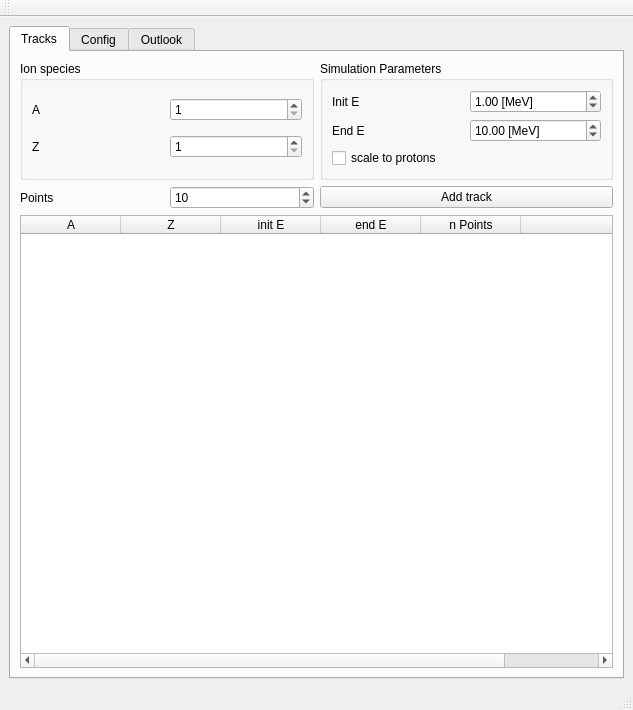
The window that plugins/Thomson_Parabola/Thomson_Parabola.ui (NeutrinoToolkit/Neutrino) describes before a commit, drawn with Qt 5.
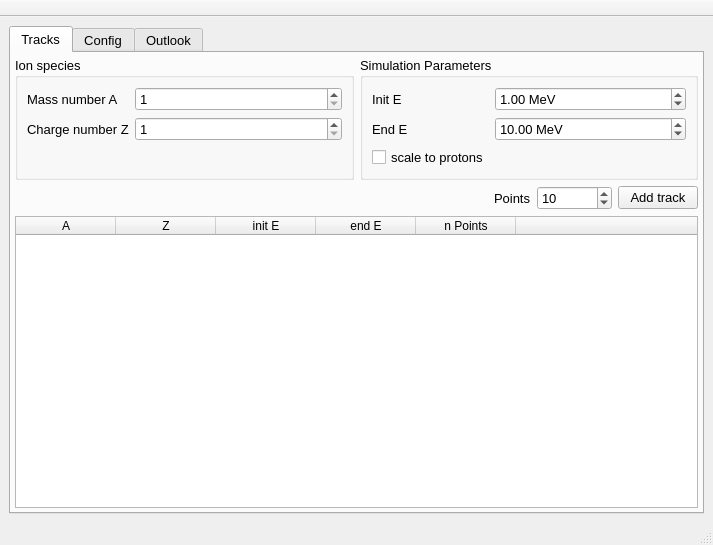
The same window after the commit. Custom widgets are drawn as their Qt base class.

Commit message: Thomson Parabola: fix osx compile

Diff of the .ui file:
```diff
--- a/plugins/Thomson_Parabola/Thomson_Parabola.ui
+++ b/plugins/Thomson_Parabola/Thomson_Parabola.ui
@@ -6,8 +6,8 @@
    <rect>
     <x>0</x>
     <y>0</y>
-    <width>633</width>
-    <height>710</height>
+    <width>713</width>
+    <height>545</height>
    </rect>
   </property>
   <property name="windowTitle">
@@ -17,6 +17,11 @@
    <layout class="QGridLayout" name="gridLayout_8">
     <item row="0" column="0">
      <widget class="QTabWidget" name="tabWidget">
+      <property name="font">
+       <font>
+        <pointsize>10</pointsize>
+       </font>
+      </property>
       <property name="currentIndex">
        <number>0</number>
       </property>
@@ -24,54 +29,81 @@
        <attribute name="title">
         <string>Tracks</string>
        </attribute>
-       <layout class="QGridLayout" name="gridLayout_3">
+       <layout class="QGridLayout" name="gridLayout_3" rowstretch="0,0,1" columnstretch="1,1">
+        <property name="leftMargin">
+         <number>4</number>
+        </property>
+        <property name="topMargin">
+         <number>4</number>
+        </property>
+        <property name="rightMargin">
+         <number>4</number>
+        </property>
+        <property name="bottomMargin">
+         <number>4</number>
+        </property>
         <item row="0" column="0">
          <widget class="QGroupBox" name="groupBox_6">
           <property name="title">
            <string>Ion species</string>
           </property>
-          <layout class="QGridLayout" name="gridLayout_2">
-           <item row="0" column="0">
-            <layout class="QHBoxLayout" name="horizontalLayout_6">
-             <item>
-              <widget class="QLabel" name="label_13">
-               <property name="text">
-                <string>A</string>
-               </property>
-              </widget>
-             </item>
-             <item>
-              <widget class="QSpinBox" name="A_sb">
-               <property name="minimum">
-                <number>1</number>
-               </property>
-               <property name="neutrinoSave" stdset="0">
-                <bool>true</bool>
-               </property>
-              </widget>
-             </item>
-            </layout>
-           </item>
+          <layout class="QGridLayout" name="gridLayout_2" columnstretch="0,1">
            <item row="1" column="0">
-            <layout class="QHBoxLayout" name="horizontalLayout_5">
-             <item>
-              <widget class="QLabel" name="label_12">
-               <property name="text">
-                <string>Z</string>
-               </property>
-              </widget>
-             </item>
-             <item>
-              <widget class="QSpinBox" name="Z_sb">
-               <property name="minimum">
-                <number>1</number>
-               </property>
-               <property name="neutrinoSave" stdset="0">
-                <bool>true</bool>
-               </property>
-              </widget>
-             </item>
-            </layout>
+            <widget class="QLabel" name="label_12">
+             <property name="font">
+              <font>
+               <pointsize>10</pointsize>
+              </font>
+             </property>
+             <property name="text">
+              <string>Charge number Z</string>
+             </property>
+            </widget>
+           </item>
+           <item row="0" column="0">
+            <widget class="QLabel" name="label_13">
+             <property name="font">
+              <font>
+               <pointsize>10</pointsize>
+              </font>
+             </property>
+             <property name="text">
+              <string>Mass number A</string>
+             </property>
+            </widget>
+           </item>
+           <item row="1" column="1">
+            <widget class="QSpinBox" name="Z_sb">
+             <property name="minimum">
+              <number>1</number>
+             </property>
+             <property name="neutrinoSave" stdset="0">
+              <bool>true</bool>
+             </property>
+            </widget>
+           </item>
+           <item row="0" column="1">
+            <widget class="QSpinBox" name="A_sb">
+             <property name="minimum">
+              <number>1</number>
+             </property>
+             <property name="neutrinoSave" stdset="0">
+              <bool>true</bool>
+             </property>
+            </widget>
+           </item>
+           <item row="2" column="1">
+            <spacer name="verticalSpacer_4">
+             <property name="orientation">
+              <enum>Qt::Vertical</enum>
+             </property>
+             <property name="sizeHint" stdset="0">
+              <size>
+               <width>20</width>
+               <height>0</height>
+              </size>
+             </property>
+            </spacer>
            </item>
           </layout>
          </widget>
@@ -81,87 +113,100 @@
           <property name="title">
            <string>Simulation Parameters</string>
           </property>
-          <layout class="QGridLayout" name="gridLayout">
+          <layout class="QGridLayout" name="gridLayout_10" columnstretch="0,1">
            <item row="0" column="0">
-            <layout class="QHBoxLayout" name="horizontalLayout_2">
-             <item>
-              <widget class="QLabel" name="label_2">
-               <property name="text">
-                <string>Init E</string>
-               </property>
-              </widget>
-             </item>
-             <item>
-              <widget class="QDoubleSpinBox" name="initE_sb">
-               <property name="minimumSize">
-                <size>
-                 <width>100</width>
-                 <height>0</height>
-                </size>
-               </property>
-               <property name="suffix">
-                <string> [MeV]</string>
-               </property>
-               <property name="value">
-                <double>1.000000000000000</double>
-               </property>
-               <property name="neutrinoSave" stdset="0">
-                <bool>true</bool>
-               </property>
-              </widget>
-             </item>
-            </layout>
+            <widget class="QLabel" name="label_2">
+             <property name="font">
+              <font>
+               <pointsize>10</pointsize>
+              </font>
+             </property>
+             <property name="text">
+              <string>Init E</string>
+             </property>
+            </widget>
+           </item>
+           <item row="0" column="1">
+            <widget class="QDoubleSpinBox" name="initE_sb">
+             <property name="minimumSize">
+              <size>
+               <width>100</width>
+               <height>0</height>
+              </size>
+             </property>
+             <property name="suffix">
+              <string> MeV</string>
+             </property>
+             <property name="value">
+              <double>1.000000000000000</double>
+             </property>
+             <property name="neutrinoSave" stdset="0">
+              <bool>true</bool>
+             </property>
+            </widget>
            </item>
            <item row="1" column="0">
-            <layout class="QHBoxLayout" name="horizontalLayout">
-             <item>
-              <widget class="QLabel" name="label_3">
-               <property name="text">
-                <string>End E</string>
-               </property>
-              </widget>
-             </item>
-             <item>
-              <widget class="QDoubleSpinBox" name="endE_sb">
-               <property name="minimumSize">
-                <size>
-                 <width>100</width>
-                 <height>0</height>
-                </size>
-               </property>
-               <property name="suffix">
-                <string> [MeV]</string>
-               </property>
-               <property name="value">
-                <double>10.000000000000000</double>
-               </property>
-               <property name="neutrinoSave" stdset="0">
-                <bool>true</bool>
-               </property>
-              </widget>
-             </item>
-            </layout>
+            <widget class="QLabel" name="label_3">
+             <property name="font">
+              <font>
+               <pointsize>10</pointsize>
+              </font>
+             </property>
+             <property name="text">
+              <string>End E</string>
+             </property>
+            </widget>
+           </item>
+           <item row="1" column="1">
+            <widget class="QDoubleSpinBox" name="endE_sb">
+             <property name="minimumSize">
+              <size>
+               <width>100</width>
+               <height>0</height>
+              </size>
+             </property>
+             <property name="suffix">
+              <string> MeV</string>
+             </property>
+             <property name="value">
+              <double>10.000000000000000</double>
+             </property>
+             <property name="neutrinoSave" stdset="0">
+              <bool>true</bool>
+             </property>
+            </widget>
            </item>
            <item row="2" column="0">
             <widget class="QCheckBox" name="escale_cb">
+             <property name="font">
+              <font>
+               <pointsize>10</pointsize>
+              </font>
+             </property>
              <property name="text">
               <string>scale to protons</string>
              </property>
             </widget>
            </item>
+           <item row="3" column="0">
+            <spacer name="verticalSpacer_5">
+             <property name="orientation">
+              <enum>Qt::Vertical</enum>
+             </property>
+             <property name="sizeHint" stdset="0">
+              <size>
+               <width>20</width>
+               <height>0</height>
+              </size>
+             </property>
+            </spacer>
+           </item>
           </layout>
          </widget>
         </item>
-        <item row="1" column="0">
-         <layout class="QHBoxLayout" name="horizontalLayout_3">
-          <item>
-           <widget class="QLabel" name="label">
-            <property name="text">
-             <string>Points</string>
-            </property>
-           </widget>
-          </item>
-          <item>
+        <item row="1" column="0" colspan="2">
+         <layout class="QGridLayout" name="gridLayout">
+          <item row="0" column="2">
            <widget class="QSpinBox" name="points_sb">
             <property name="minimumSize">
              <size>
@@ -177,15 +222,35 @@
             </property>
            </widget>
           </item>
+          <item row="0" column="3">
+           <widget class="QPushButton" name="addTrack_pb">
+            <property name="text">
+             <string>Add track</string>
+            </property>
+           </widget>
+          </item>
+          <item row="0" column="1">
+           <widget class="QLabel" name="label">
+            <property name="text">
+             <string>Points</string>
+            </property>
+           </widget>
+          </item>
+          <item row="0" column="0">
+           <spacer name="horizontalSpacer">
+            <property name="orientation">
+             <enum>Qt::Horizontal</enum>
+            </property>
+            <property name="sizeHint" stdset="0">
+             <size>
+              <width>40</width>
+              <height>20</height>
+             </size>
+            </property>
+           </spacer>
+          </item>
          </layout>
         </item>
-        <item row="1" column="1">
-         <widget class="QPushButton" name="addTrack_pb">
-          <property name="text">
-           <string>Add track</string>
-          </property>
-         </widget>
-        </item>
         <item row="2" column="0" colspan="2">
          <widget class="QTableWidget" name="trackTable">
           <property name="columnCount">
@@ -197,6 +262,9 @@
           <attribute name="horizontalHeaderHighlightSections">
            <bool>true</bool>
           </attribute>
+          <attribute name="horizontalHeaderStretchLastSection">
+           <bool>true</bool>
+          </attribute>
           <column>
            <property name="text">
             <string>A</string>
@@ -586,6 +654,12 @@
    <property name="windowTitle">
     <string>toolBar</string>
    </property>
+   <property name="movable">
+    <bool>false</bool>
+   </property>
+   <property name="floatable">
+    <bool>false</bool>
+   </property>
    <attribute name="toolBarArea">
     <enum>TopToolBarArea</enum>
    </attribute>
```
Left out of the diff: 341 changed lines with no effect on the pictures. The commit also changes 4 other files.
